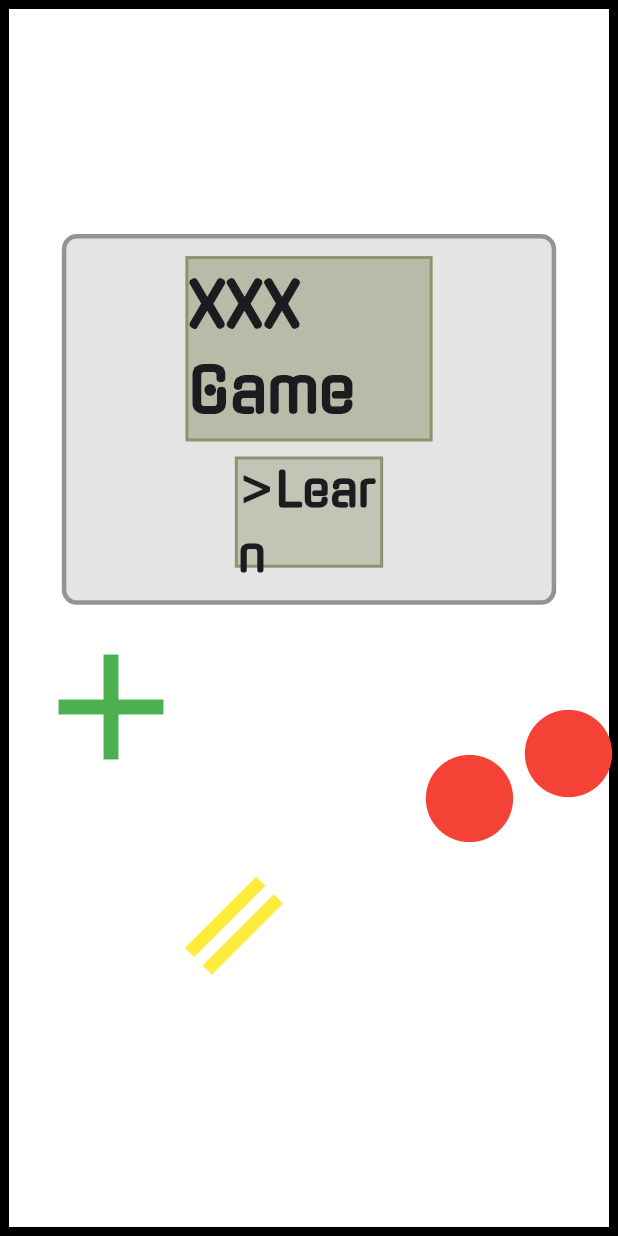
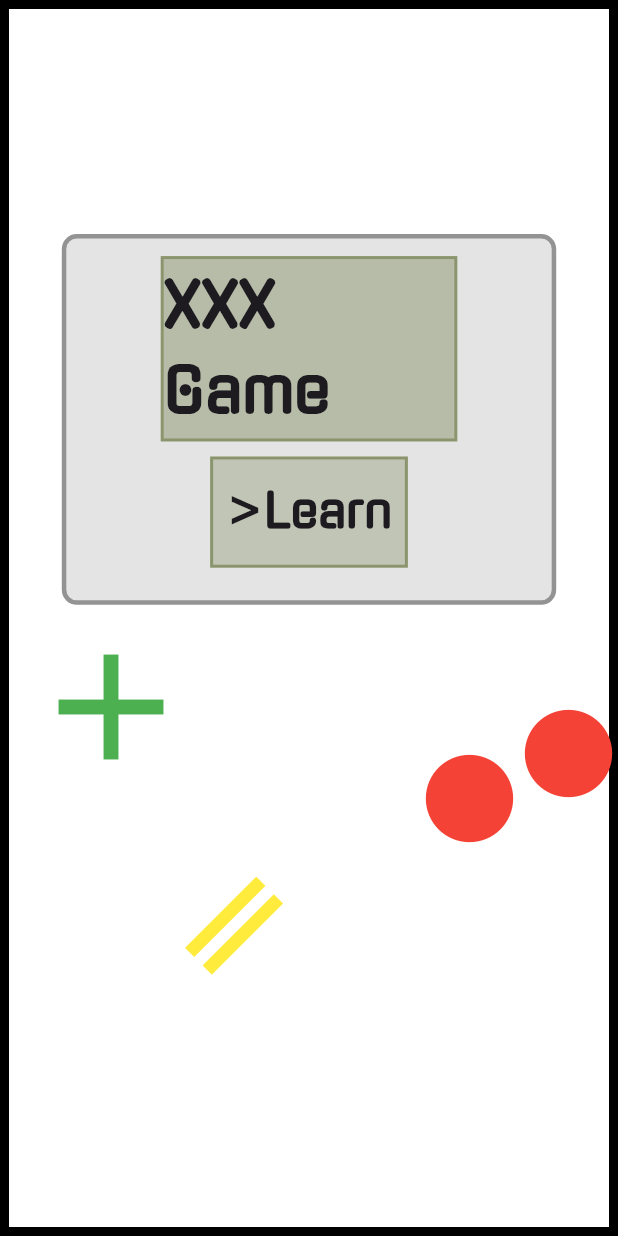
Before and after one commit to hayeounglee/team-10-with-voice, a Flutter app: the screen it shows after launch, on a phone screen of 412 x 824 dp. Run offline on Flutter 3.47's test engine with Material 3 defaults, Android fonts, the phone set to English and light mode, and no system bars; our stand-ins replace speech_to_text.

Commit message:
width 수정

```diff
--- a/lib/solution_challenge/sc_homescreen.dart
+++ b/lib/solution_challenge/sc_homescreen.dart
@@ -43,7 +43,7 @@ class HomeScreen extends StatelessWidget {
                                       color: const Color(0x008b956d)
                                           .withOpacity(1),
                                       width: 2)),
-                              width: constraints.maxWidth * 0.8 * 0.5,
+                              width: constraints.maxWidth * 0.8 * 0.6,
                               height: constraints.maxHeight * 0.3 * 0.5,
                               child: const Column(
                                 mainAxisAlignment: MainAxisAlignment.center,
@@ -74,7 +74,7 @@ class HomeScreen extends StatelessWidget {
                                           color: const Color(0x008b956d)
                                               .withOpacity(1),
                                           width: 2)),
-                                  width: constraints.maxWidth * 0.8 * 0.3,
+                                  width: constraints.maxWidth * 0.8 * 0.4,
                                   height: constraints.maxHeight * 0.3 * 0.3,
                                   child: const Column(
                                     mainAxisAlignment: MainAxisAlignment.center,
@@ -191,7 +191,7 @@ class HomeScreen_play extends StatelessWidget {
                                       color: const Color(0x008b956d)
                                           .withOpacity(1),
                                       width: 2)),
-                              width: constraints.maxWidth * 0.8 * 0.5,
+                              width: constraints.maxWidth * 0.8 * 0.6,
                               height: constraints.maxHeight * 0.3 * 0.5,
                               child: const Column(
                                 mainAxisAlignment: MainAxisAlignment.center,
@@ -222,7 +222,7 @@ class HomeScreen_play extends StatelessWidget {
                                           color: const Color(0x008b956d)
                                               .withOpacity(1),
                                           width: 2)),
-                                  width: constraints.maxWidth * 0.8 * 0.3,
+                                  width: constraints.maxWidth * 0.8 * 0.4,
                                   height: constraints.maxHeight * 0.3 * 0.3,
                                   child: const Column(
                                     mainAxisAlignment: MainAxisAlignment.center,
```
